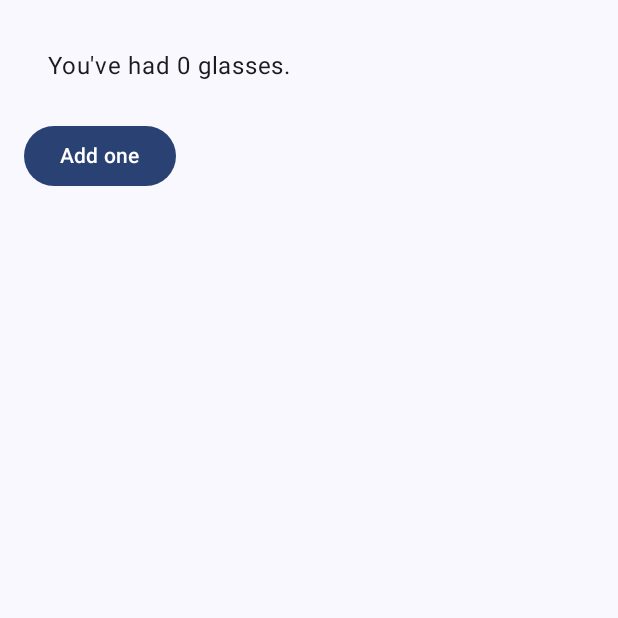
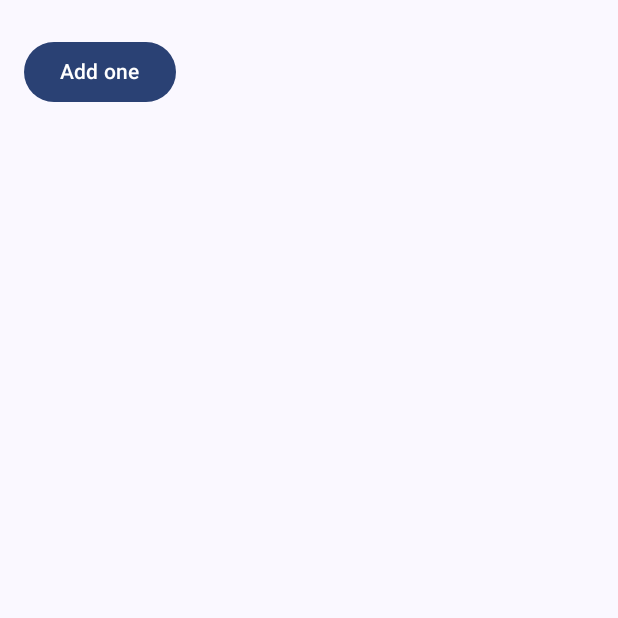
Before and after one commit to masoudkarimi/composebasicstate, an Android app built with Jetpack Compose: the screen it shows after launch (MainActivity), on a phone screen of 412 x 824 dp, the top half of it. Run offline under Robolectric (Android 15) with nearby library versions, the phone set to English and light mode, and no system bars.

Commit message:
use rememberSaveable to retain state during configuration change

```diff
--- a/app/src/main/java/mkn/basicstatecodelab/components/WaterCounter.kt
+++ b/app/src/main/java/mkn/basicstatecodelab/components/WaterCounter.kt
@@ -5,9 +5,9 @@ import androidx.compose.foundation.layout.padding
 import androidx.compose.material3.Button
 import androidx.compose.material3.Text
 import androidx.compose.runtime.Composable
+import androidx.compose.runtime.getValue
 import androidx.compose.runtime.mutableStateOf
-import androidx.compose.runtime.remember
-import androidx.compose.runtime.getValue
+import androidx.compose.runtime.saveable.rememberSaveable
 import androidx.compose.runtime.setValue
 import androidx.compose.ui.Modifier
 import androidx.compose.ui.unit.dp
@@ -15,14 +15,15 @@ import androidx.compose.ui.unit.dp
 @Composable
 fun WaterCounter(modifier: Modifier = Modifier) {
     Column(modifier = modifier.padding(16.dp)) {
-        var count by remember { mutableStateOf(0) }
+        var count by rememberSaveable { mutableStateOf(0) }
+        if (count > 0) {
+            Text(
+                text = "You've had $count glasses.",
+                modifier = modifier.padding(16.dp)
+            )
+        }
 
-        Text(
-            text = "You've had $count glasses.",
-            modifier = modifier.padding(16.dp)
-        )
-
-        Button(onClick = { count++ }, modifier = Modifier.padding(top = 8.dp)) {
+        Button(onClick = { count++ }, modifier = Modifier.padding(top = 8.dp), enabled = count < 10) {
             Text(text = "Add one")
         }
     }
```
Also changed, not shown: 1 other file.
